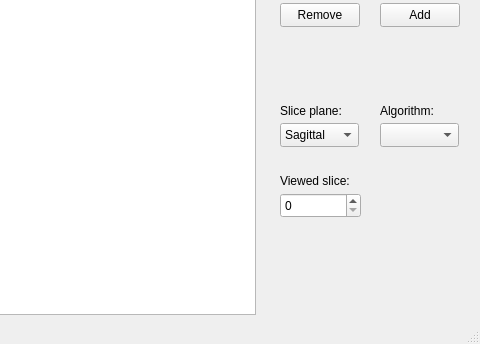
This is src/ui/mainwindow.ui in egor79k/vertical_stitching as Qt 5 draws it before an edit; both pictures show x 110 to 590 and y 256 to 600 of the 590 by 600 pixel window. The edited form follows.
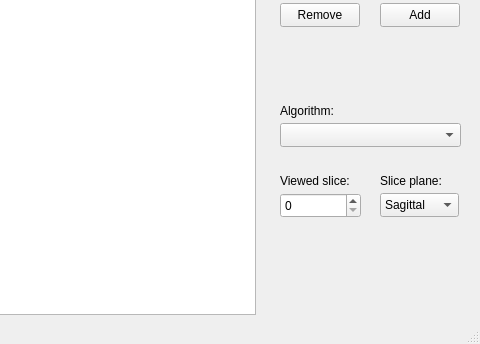
This is the edited form.

```diff
--- a/src/ui/mainwindow.ui
+++ b/src/ui/mainwindow.ui
@@ -65,8 +65,8 @@
    <widget class="QComboBox" name="slicePlaneBox">
     <property name="geometry">
      <rect>
-      <x>390</x>
-      <y>360</y>
+      <x>490</x>
+      <y>430</y>
       <width>79</width>
       <height>24</height>
      </rect>
@@ -100,8 +100,8 @@
    <widget class="QLabel" name="label">
     <property name="geometry">
      <rect>
-      <x>390</x>
-      <y>340</y>
+      <x>490</x>
+      <y>410</y>
       <width>71</width>
       <height>16</height>
      </rect>
@@ -158,9 +158,9 @@
    <widget class="QComboBox" name="algorithmBox">
     <property name="geometry">
      <rect>
-      <x>490</x>
+      <x>390</x>
       <y>360</y>
-      <width>79</width>
+      <width>181</width>
       <height>24</height>
      </rect>
     </property>
@@ -168,7 +168,7 @@
    <widget class="QLabel" name="label_2">
     <property name="geometry">
      <rect>
-      <x>490</x>
+      <x>390</x>
       <y>340</y>
       <width>71</width>
       <height>16</height>
```
